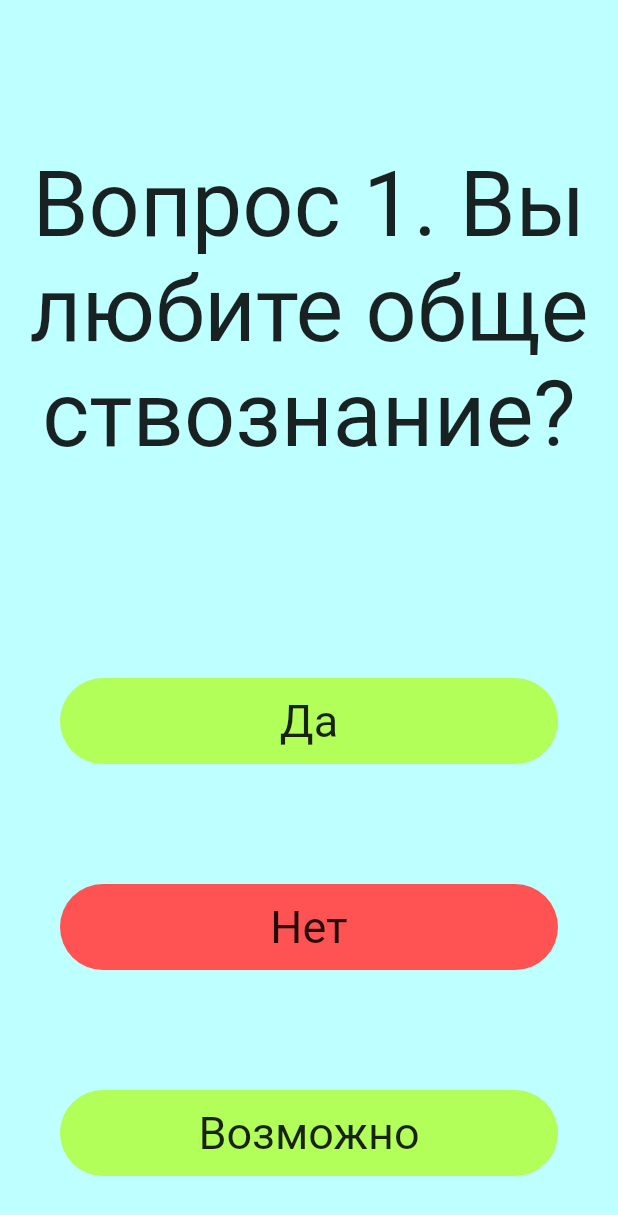
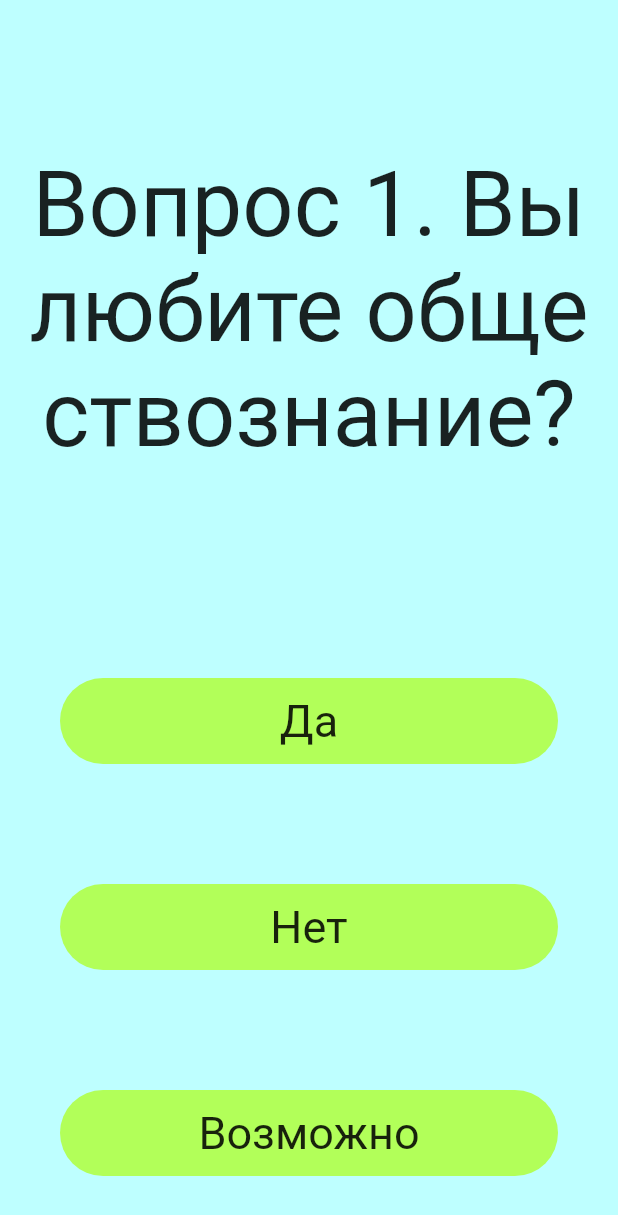
Before and after one commit to KoreshOK101/Big_Bobs_Daddy, a Flutter app: the screen it shows after launch, on a phone screen of 412 x 824 dp. Shown: the top 1215 px of the screen. Run offline on Flutter 3.47's test engine with Material 2 defaults, Android fonts, the phone set to English and light mode, and no system bars; our stand-ins replace animated_text_kit; missing offline and left inert: vk_bridge.

Commit message:
Update main.dart
Цвет одной кнопки

```diff
--- a/lib/main.dart
+++ b/lib/main.dart
@@ -89,7 +89,7 @@ class _TestingPAGEState extends State<TestingPAGE> {
               child: Container(
                 decoration: BoxDecoration(
                   borderRadius: BorderRadius.circular(50),
-                  color: Colors.redAccent,
+                  color: Colors.lightGreenAccent,
                 ),
                 child: Center(
                   child: Text(
```
